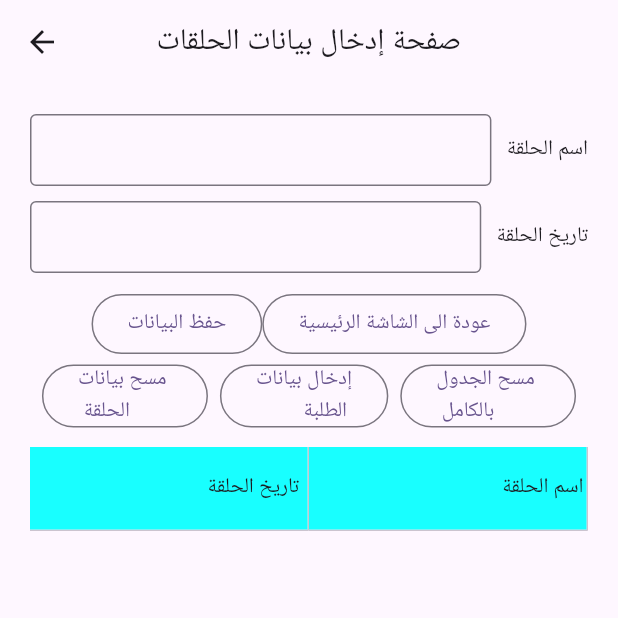
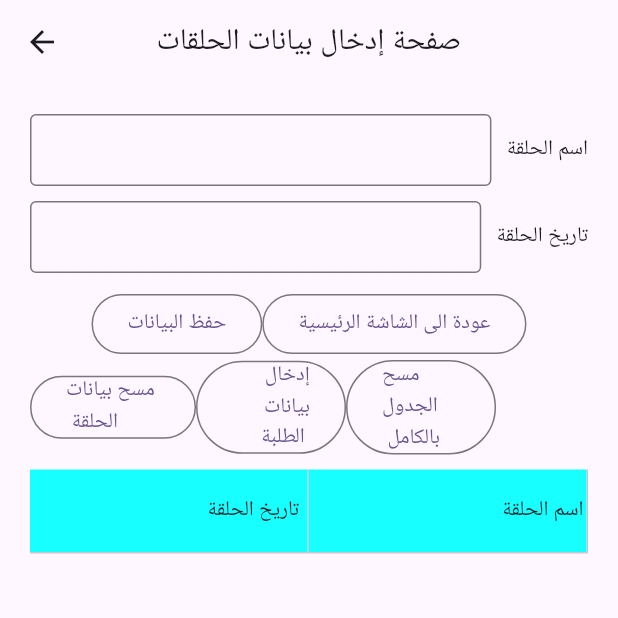
Before and after one commit to mhussin2008/quran_classes, a Flutter app: the ExamEntryScreenUpdated screen opened directly, on a phone screen of 412 x 824 dp, the top half of it. Run offline on Flutter 3.47's test engine with Material 3 defaults, Android fonts, the phone set to English and light mode, and no system bars; drawn by our look-alikes of syncfusion_flutter_datagrid; our stand-ins replace fluttertoast, shared_preferences, sqflite; accounts and stored records are empty.

Commit message:
from home 1

```diff
--- a/lib/Screens/ChallengeEntryScreen.dart
+++ b/lib/Screens/ChallengeEntryScreen.dart
@@ -11,7 +11,7 @@ import '../Data/QaryDataSource.dart';
 import '../Data/TestDataSource.dart';
 import '../Data/testData.dart';
 import 'DialogScreen.dart';
-import 'QaryDataEntry.dart';
+import '../ScreensUpdated/QaryDataEntryScreenUpdated.dart';
 
 class challengeEntryScreen extends StatefulWidget {
   challengeEntryScreen({Key? key}) : super(key: key);
--- a/lib/ScreensUpdated/ExamEntryScreenUpdated.dart
+++ b/lib/ScreensUpdated/ExamEntryScreenUpdated.dart
@@ -10,9 +10,9 @@ import 'package:syncfusion_flutter_datagrid/datagrid.dart';
 
 import '../Data/TestDataSource.dart';
 import '../Data/testData.dart';
-import '../Screens/QaryDataEntry.dart';
+import 'QaryDataEntryScreenUpdated.dart';
 import 'DialogScreen.dart';
-//import 'QaryDataEntry.dart';
+
 
 class ExamEntryScreenUpdated extends StatefulWidget {
   const ExamEntryScreenUpdated({Key? key}) : super(key: key);
@@ -163,7 +163,7 @@ class _ExamEntryScreenUpdatedState extends State<ExamEntryScreenUpdated> {
                 ],
               ),
               Row(
-                mainAxisAlignment: MainAxisAlignment.spaceEvenly,
+                mainAxisAlignment: MainAxisAlignment.start,
                 children: [
                   OutlinedButton(
                       onPressed: () async {
@@ -198,7 +198,9 @@ class _ExamEntryScreenUpdatedState extends State<ExamEntryScreenUpdated> {
                         }
                       },
                       child: const Text('مسح بيانات \n الحلقة')),
-                  OutlinedButton(
+                  SizedBox(
+                    width: 100,
+                    child: OutlinedButton(
                       onPressed: () {
                         String Selected = '';
                         if (dataGridController.selectedRow != null) {
@@ -226,7 +228,10 @@ class _ExamEntryScreenUpdatedState extends State<ExamEntryScreenUpdated> {
                         textDirection: TextDirection.rtl,
                       ),
                     ),
-                  OutlinedButton(
+                  ),
+                  SizedBox(
+                    width: 100,
+                    child: OutlinedButton(
                         onPressed: () async {
                           String result = await showDialog(
                               context: context,
@@ -248,6 +253,7 @@ class _ExamEntryScreenUpdatedState extends State<ExamEntryScreenUpdated> {
                           }
                         },
                         child: const Text('مسح الجدول \n بالكامل')),
+                  ),
                 ],
               ),
               const SizedBox(height: 10),
--- a/lib/Screens/QaryDataEntry.dart
+++ b/lib/ScreensUpdated/QaryDataEntryScreenUpdated.dart
@@ -10,7 +10,7 @@ import 'package:sqflite/sqflite.dart';
 import 'package:syncfusion_flutter_datagrid/datagrid.dart';
 
 import '../Data/QaryDataSource.dart';
-import 'DialogScreen.dart';
+import '../Screens/DialogScreen.dart';
 
 class qaryDataEntry extends StatefulWidget {
   final String testName;
@@ -177,6 +177,11 @@ class _qaryDataEntryState extends State<qaryDataEntry> {
                   SizedBox(
                     width: 20,
                   ),
+                  OutlinedButton(
+                      onPressed: () {
+                        Navigator.pop(context);
+                      },
+                      child: Text('عودة الى الشاشة\n الرئيسية')),
                 ],
               ),
               SizedBox(
@@ -240,11 +245,7 @@ class _qaryDataEntryState extends State<qaryDataEntry> {
                         }
                       },
                       child: Text('مسح الجدول \n بالكامل')),
-                  OutlinedButton(
-                      onPressed: () {
-                        Navigator.pop(context);
-                      },
-                      child: Text('عودة الى الشاشة\n الرئيسية')),
+
                 ],
               ),
               SizedBox(
```
Also changed, not shown: pubspec.lock. Lines whose indentation alone changed are shown as unchanged.
